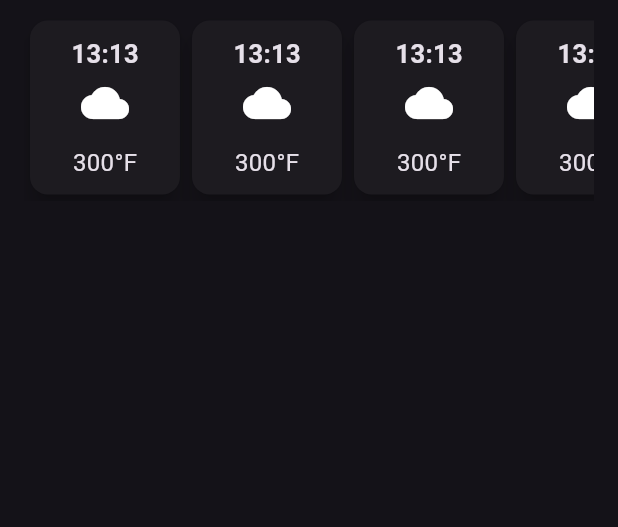
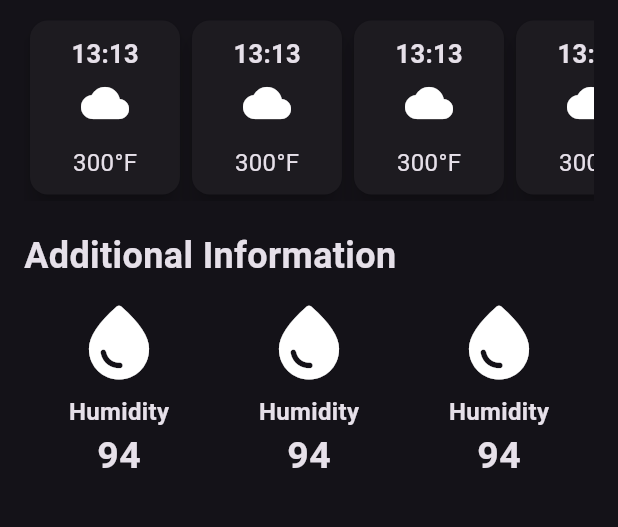
Before and after one commit to PushkarOnGit/Weather-App, a Flutter app: the screen it shows after launch, on a phone screen of 412 x 824 dp, the part 470-997 px from its top. Run offline on Flutter 3.47's test engine with Material 3 defaults, Android fonts, the phone set to English and light mode, and no system bars.

Commit message:
made the additional information section

```diff
--- a/lib/weather_page.dart
+++ b/lib/weather_page.dart
@@ -72,7 +72,22 @@ class WeatherPageState extends State<WeatherPage> {
                 ],
               ),
             ),
+            SizedBox(height: 20),
+            Text(
+              'Additional Information',
+              style: TextStyle(fontSize: 24, fontWeight: FontWeight.bold),
+            ),
 
+            SizedBox(height: 10),
+
+            Row(
+              mainAxisAlignment: MainAxisAlignment.spaceAround,
+              children: [
+                AdditionalInfoCard(),
+                AdditionalInfoCard(),
+                AdditionalInfoCard(),
+              ],
+            ),
             //
           ],
         ),
@@ -113,3 +128,26 @@ class HourlyForecastItem extends StatelessWidget {
     );
   }
 }
+
+class AdditionalInfoCard extends StatelessWidget {
+  const AdditionalInfoCard({super.key});
+
+  @override
+  Widget build(BuildContext context) {
+    return Column(
+      children: [
+        //icon
+        Icon(Icons.water_drop_rounded, size: 60),
+        SizedBox(height: 5),
+        //Parameter name
+        Text(
+          'Humidity',
+          style: TextStyle(fontSize: 16, fontWeight: FontWeight.bold),
+        ),
+
+        //value
+        Text('94', style: TextStyle(fontSize: 25, fontWeight: FontWeight.bold)),
+      ],
+    );
+  }
+}
```
